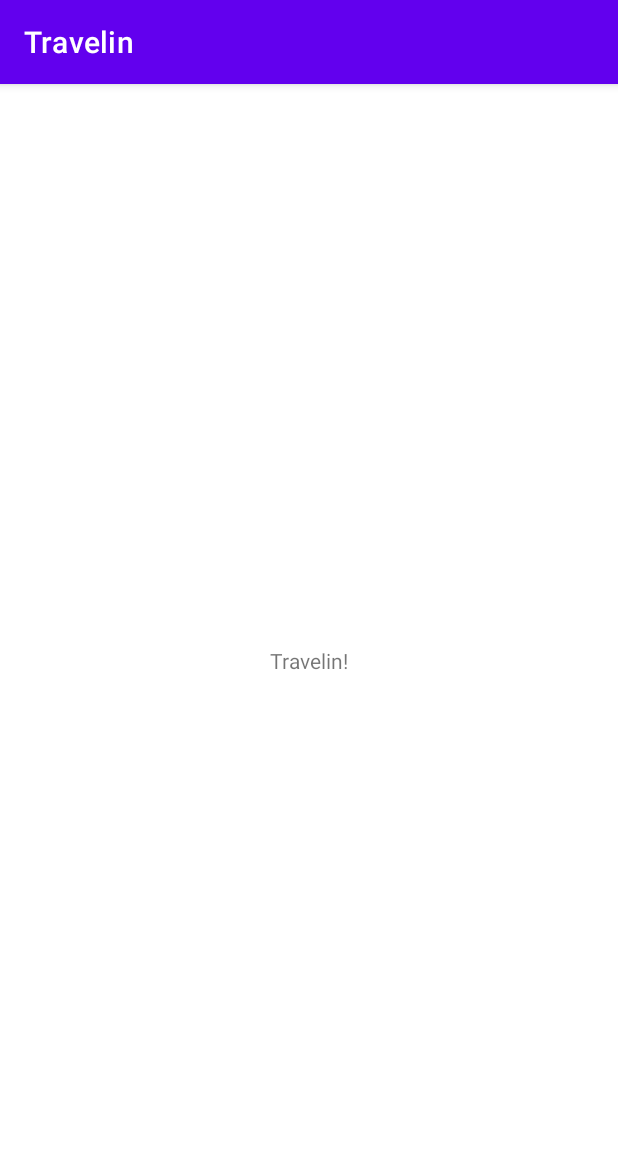
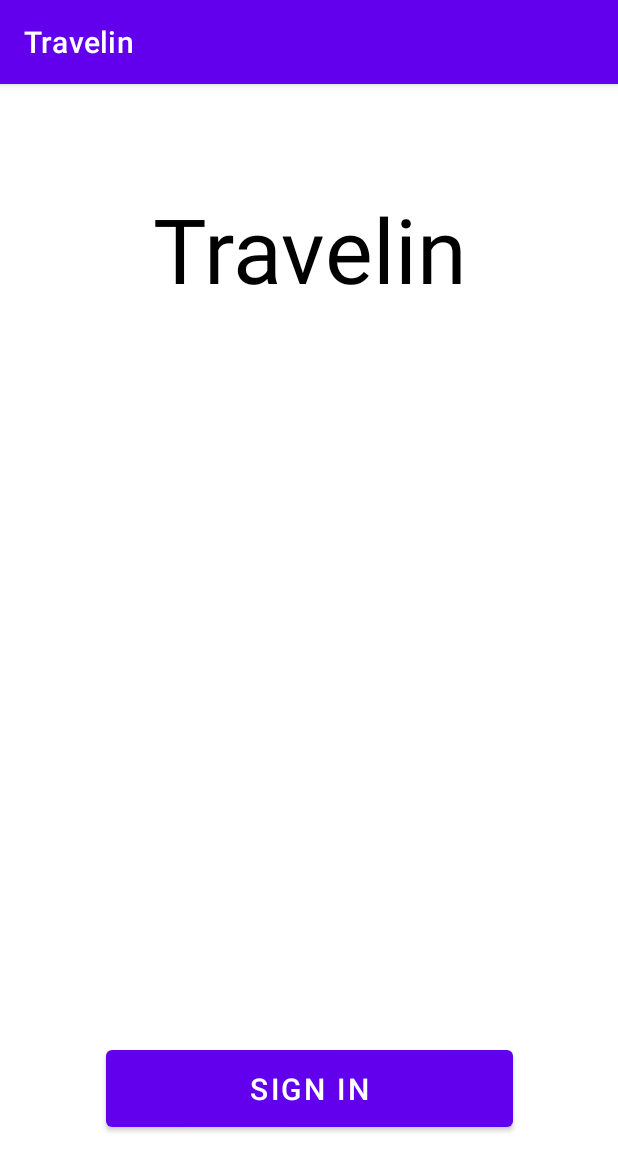
Before and after one commit to RichardOhata/COMP3717_Travelin, an Android app: the screen it shows after launch (MainActivity), on a phone screen of 412 x 824 dp. Shown: the top 1171 px of the screen. Run offline under Robolectric (Android 15) with nearby library versions, the phone set to English and light mode, and no system bars.

Commit message:
Created FlightInput Page and added some design elements in MainActivity

```diff
--- a/app/src/main/AndroidManifest.xml
+++ b/app/src/main/AndroidManifest.xml
@@ -14,6 +14,9 @@
         android:theme="@style/Theme.Travelin"
         tools:targetApi="31">
         <activity
+            android:name=".FlightInput"
+            android:exported="false" />
+        <activity
             android:name=".MainActivity"
             android:exported="true">
             <intent-filter>
--- a/app/src/main/java/com/example/travelin/MainActivity.java
+++ b/app/src/main/java/com/example/travelin/MainActivity.java
@@ -2,7 +2,9 @@
 
 import androidx.appcompat.app.AppCompatActivity;
 
+import android.content.Intent;
 import android.os.Bundle;
+import android.widget.Button;
 
 public class MainActivity extends AppCompatActivity {
 
@@ -10,6 +12,10 @@
     protected void onCreate(Bundle savedInstanceState) {
         super.onCreate(savedInstanceState);
         setContentView(R.layout.activity_main);
-        //hi
+        Button signInBtn = findViewById(R.id.sign_in_btn);
+        signInBtn.setOnClickListener(view -> {
+            Intent intent = new Intent(this, FlightInput.class);
+            startActivity(intent);
+        });
     }
 }
--- a/app/src/main/res/layout/activity_main.xml
+++ b/app/src/main/res/layout/activity_main.xml
@@ -7,12 +7,30 @@
     tools:context=".MainActivity">
 
     <TextView
-        android:layout_width="wrap_content"
-        android:layout_height="wrap_content"
-        android:text="Travelin!"
+        android:id="@+id/textView"
+        android:layout_width="335dp"
+        android:layout_height="79dp"
+        android:gravity="center"
+        android:text="@string/app_name"
+        android:textColor="@color/black"
+        android:textSize="60sp"
         app:layout_constraintBottom_toBottomOf="parent"
         app:layout_constraintEnd_toEndOf="parent"
         app:layout_constraintStart_toStartOf="parent"
-        app:layout_constraintTop_toTopOf="parent" />
+        app:layout_constraintTop_toTopOf="parent"
+        app:layout_constraintVertical_bias="0.101" />
+
+    <Button
+        android:id="@+id/sign_in_btn"
+        android:layout_width="271dp"
+        android:layout_height="63dp"
+        android:layout_marginBottom="60dp"
+        android:text="@string/sign_in_btn"
+        android:textSize="20sp"
+        app:layout_constraintBottom_toBottomOf="parent"
+        app:layout_constraintEnd_toEndOf="parent"
+        app:layout_constraintStart_toStartOf="parent"
+        app:layout_constraintTop_toBottomOf="@+id/textView"
+        app:layout_constraintVertical_bias="0.987" />
 
 </androidx.constraintlayout.widget.ConstraintLayout>
--- a/app/src/main/res/values/strings.xml
+++ b/app/src/main/res/values/strings.xml
@@ -1,3 +1,4 @@
 <resources>
     <string name="app_name">Travelin</string>
+    <string name="sign_in_btn">Sign in</string>
 </resources>
```
Also changed, not shown: app/src/main/java/com/example/travelin/FlightInput.java (added, +14 -0 lines), app/src/main/res/layout/activity_flight_input.xml (added, +9 -0 lines).
